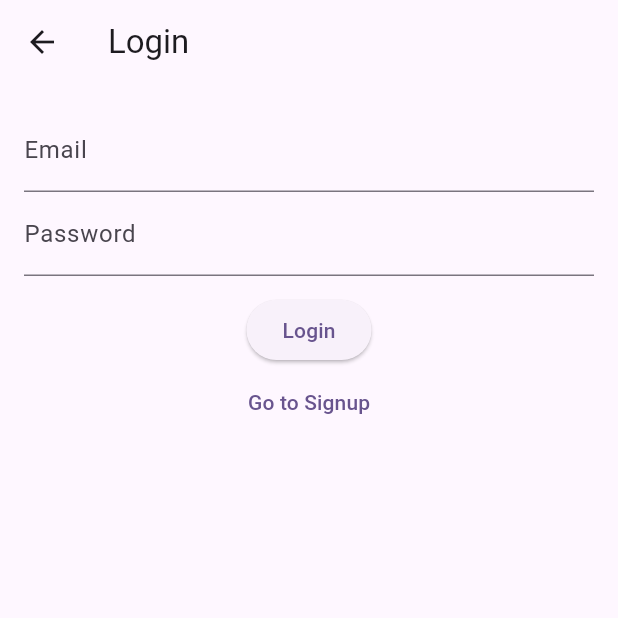
After one commit to RyuNyan-Taro/widget_creator, a Flutter app: the screen it shows after launch, after a tap on "Auth", on a phone screen of 412 x 824 dp, the top half of it. The commit adds this screen. Run offline on Flutter 3.47's test engine with Material 3 defaults, Android fonts, the phone set to English and light mode, and no system bars; our stand-ins replace flutter_dotenv, flutter_html, supabase_flutter, webview_flutter; accounts and stored records are empty; network calls fail.

Commit message:
create a dummy login screen referenced on the public repository

```diff
--- /dev/null
+++ b/lib/features/email_authentication/screens/email_authentication_screen.dart
@@ -0,0 +1,95 @@
+// ref: https://github.com/heyhey1028/flutter_supabase_auth/blob/main/lib/pages/login_page.dart
+
+import 'package:flutter/material.dart';
+import 'package:widget_creator/features/email_authentication/services/authentication_service.dart';
+import 'package:widget_creator/shared/dummy_view.dart';
+
+class LoginPage extends StatefulWidget {
+  const LoginPage({super.key});
+
+  @override
+  State<LoginPage> createState() => _LoginPageState();
+}
+
+class _LoginPageState extends State<LoginPage> {
+  final GlobalKey<FormState> _formKey = GlobalKey<FormState>();
+  final TextEditingController _emailController = TextEditingController();
+  final TextEditingController _passwordController = TextEditingController();
+  bool isLoading = false;
+  final AuthService authClient = AuthService();
+
+  @override
+  Widget build(BuildContext context) {
+    return Scaffold(
+      appBar: AppBar(
+        title: const Text('Login'),
+      ),
+      body: Padding(
+        padding: const EdgeInsets.all(16.0),
+        child: Form(
+          key: _formKey,
+          autovalidateMode: AutovalidateMode.onUserInteraction,
+          child: Column(
+            children: <Widget>[
+              TextFormField(
+                controller: _emailController,
+                keyboardType: TextInputType.emailAddress,
+                decoration: const InputDecoration(
+                  labelText: 'Email',
+                ),
+                validator: (value) {
+                  if (value == null || value.isEmpty) {
+                    return 'Please enter your email';
+                  }
+                  return null;
+                },
+              ),
+              TextFormField(
+                controller: _passwordController,
+                decoration: const InputDecoration(
+                  labelText: 'Password',
+                ),
+                obscureText: true,
+                validator: (value) {
+                  if (value == null || value.isEmpty) {
+                    return 'Please enter your password';
+                  }
+                  return null;
+                },
+              ),
+              const SizedBox(height: 12.0),
+              ElevatedButton(
+                child: isLoading
+                    ? const CircularProgressIndicator()
+                    : const Text('Login'),
+                onPressed: () async {
+                  if (_formKey.currentState!.validate()) {
+                    final response = await authClient.loginWithPassword(
+                      email: _emailController.text,
+                      password: _passwordController.text,
+                    );
+                    if (response.user == null) {
+                      return;
+                    }
+                    Navigator.of(context).pop();
+                  }
+                },
+              ),
+              TextButton(
+                child: const Text('Go to Signup'),
+                onPressed: () {
+                  Navigator.pushReplacement(
+                    context,
+                    MaterialPageRoute(
+                      builder: (context) => const DummyPage(),
+                    ),
+                  );
+                },
+              ),
+            ],
+          ),
+        ),
+      ),
+    );
+  }
+}
--- a/lib/features/top/top_view.dart
+++ b/lib/features/top/top_view.dart
@@ -1,6 +1,6 @@
 import 'package:flutter/material.dart';
 import 'package:widget_creator/features/card/card_view.dart';
-import 'package:widget_creator/shared/dummy_view.dart';
+import 'package:widget_creator/features/email_authentication/screens/email_authentication_screen.dart';
 import 'package:widget_creator/features/nyantaro_blog/screens/blog_list_screen.dart';
 
 class TopPage extends StatelessWidget {
@@ -11,7 +11,6 @@ class TopPage extends StatelessWidget {
   Widget build(BuildContext context) {
     return Scaffold(
         appBar: AppBar(
-
           backgroundColor: Theme.of(context).colorScheme.inversePrimary,
           title: Text(title),
         ),
@@ -23,12 +22,12 @@ class TopPage extends StatelessWidget {
             spacing: 20,
             children: <Widget>[
               _NavigateText(text: 'Cards', nextPage: () => const CardPage()),
-              _NavigateText(text: 'Blog', nextPage: () => const BlogListScreen()),
-              _NavigateText(text: 'Text 3', nextPage: () => const DummyPage()),
+              _NavigateText(
+                  text: 'Blog', nextPage: () => const BlogListScreen()),
+              _NavigateText(text: 'Auth', nextPage: () => const LoginPage()),
             ],
           ),
-        )
-    );
+        ));
   }
 }
 
@@ -45,7 +44,8 @@ class _NavigateText extends StatelessWidget {
   Widget build(BuildContext context) {
     return GestureDetector(
       onTap: () {
-        Navigator.push(context, MaterialPageRoute(builder: (context) => nextPage()));
+        Navigator.push(
+            context, MaterialPageRoute(builder: (context) => nextPage()));
       },
       child: Text(
         text,
```
Also changed, not shown: lib/features/email_authentication/email_authentication_screen.dart (deleted).
